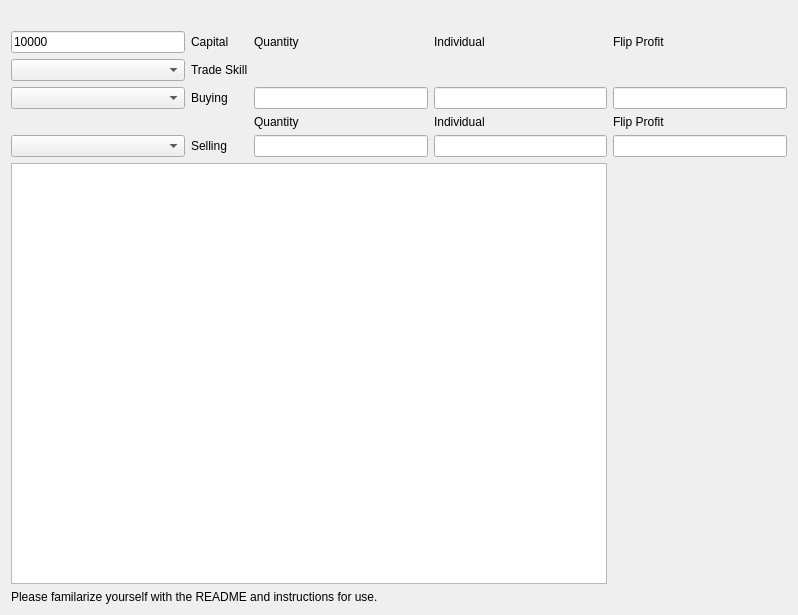
The window that config/NW_TP3.ui (rjbrown2/NWTP) describes before a commit, drawn with Qt 5.
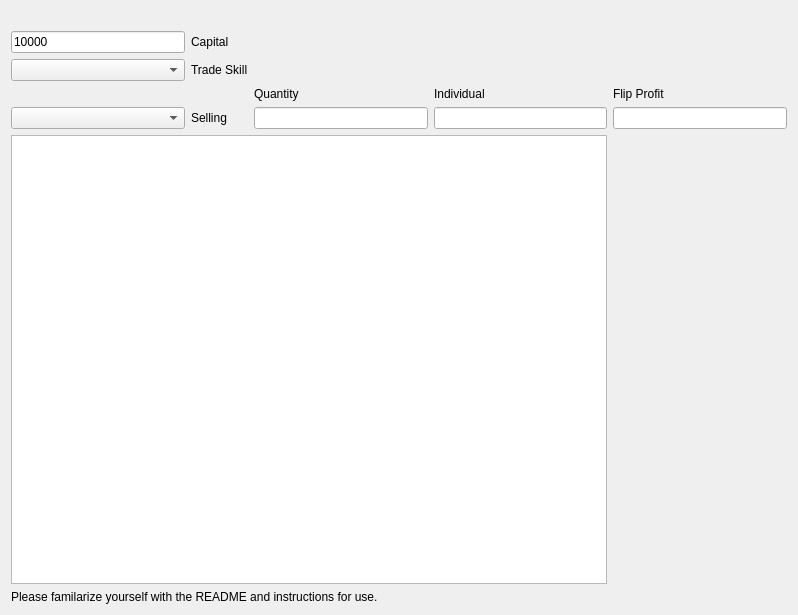
The same window after the commit. Icons and pictures are not drawn.

What changed in the file:
```diff
--- a/config/NW_TP3.ui
+++ b/config/NW_TP3.ui
@@ -24,44 +24,13 @@
     <normaloff>../resources/NW-coins-96x.ico</normaloff>../resources/NW-coins-96x.ico</iconset>
   </property>
   <layout class="QGridLayout" name="gridLayout">
-   <item row="1" column="2">
-    <widget class="QLabel" name="buy_quantity_label">
-     <property name="text">
-      <string>Quantity</string>
-     </property>
-    </widget>
-   </item>
-   <item row="1" column="3">
-    <widget class="QLabel" name="buy_individual_label">
-     <property name="text">
-      <string>Individual</string>
-     </property>
-    </widget>
-   </item>
-   <item row="4" column="3">
-    <widget class="QLabel" name="sell_individual_label">
-     <property name="text">
-      <string>Individual</string>
-     </property>
-    </widget>
-   </item>
-   <item row="1" column="1">
-    <widget class="QLabel" name="capital_label">
-     <property name="text">
-      <string>Capital</string>
-     </property>
-    </widget>
-   </item>
-   <item row="4" column="2">
+   <item row="3" column="2">
     <widget class="QLabel" name="sell_quantity_label">
      <property name="text">
       <string>Quantity</string>
      </property>
     </widget>
    </item>
-   <item row="3" column="4">
-    <widget class="QLineEdit" name="buyFlip"/>
-   </item>
    <item row="1" column="0">
     <widget class="QLineEdit" name="Capital">
      <property name="text">
@@ -69,23 +38,34 @@
      </property>
     </widget>
    </item>
-   <item row="5" column="4">
-    <widget class="QLineEdit" name="sellFlip"/>
-   </item>
    <item row="3" column="3">
-    <widget class="QLineEdit" name="buyIndividual"/>
+    <widget class="QLabel" name="sell_individual_label">
+     <property name="text">
+      <string>Individual</string>
+     </property>
+    </widget>
    </item>
-   <item row="5" column="3">
-    <widget class="QLineEdit" name="sellIndividual"/>
+   <item row="1" column="1">
+    <widget class="QLabel" name="capital_label">
+     <property name="text">
+      <string>Capital</string>
+     </property>
+    </widget>
    </item>
-   <item row="7" column="0" colspan="5">
+   <item row="4" column="4">
+    <widget class="QLineEdit" name="sellFlip"/>
+   </item>
+   <item row="6" column="0" colspan="5">
     <widget class="QLabel" name="text_info">
      <property name="text">
       <string>Please familarize yourself with the README and instructions for use.  </string>
      </property>
     </widget>
    </item>
-   <item row="6" column="4">
+   <item row="4" column="3">
+    <widget class="QLineEdit" name="sellIndividual"/>
+   </item>
+   <item row="5" column="4">
     <widget class="QLabel" name="label">
      <property name="text">
       <string/>
@@ -101,53 +81,29 @@
      </property>
     </widget>
    </item>
-   <item row="3" column="2">
-    <widget class="QLineEdit" name="buyQuantity">
-     <property name="text">
-      <string/>
-     </property>
-    </widget>
-   </item>
-   <item row="6" column="0" colspan="4">
+   <item row="5" column="0" colspan="4">
     <widget class="QTreeView" name="debugTreeView"/>
    </item>
-   <item row="1" column="4">
-    <widget class="QLabel" name="buy_flip_label">
-     <property name="text">
-      <string>Flip Profit</string>
-     </property>
-    </widget>
-   </item>
-   <item row="5" column="2">
+   <item row="4" column="2">
     <widget class="QLineEdit" name="sellQuantity"/>
    </item>
-   <item row="3" column="1">
-    <widget class="QLabel" name="buy_label">
-     <property name="text">
-      <string>Buying</string>
-     </property>
-    </widget>
-   </item>
-   <item row="4" column="4">
+   <item row="3" column="4">
     <widget class="QLabel" name="sell_flip_label">
      <property name="text">
       <string>Flip Profit</string>
      </property>
     </widget>
    </item>
-   <item row="3" column="0">
-    <widget class="QComboBox" name="buy_comboBox"/>
-   </item>
-   <item row="5" column="0">
-    <widget class="QComboBox" name="sell_comboBox"/>
-   </item>
-   <item row="5" column="1">
+   <item row="4" column="1">
     <widget class="QLabel" name="sell_label">
      <property name="text">
       <string>Selling</string>
      </property>
     </widget>
    </item>
+   <item row="4" column="0">
+    <widget class="QComboBox" name="sell_comboBox"/>
+   </item>
    <item row="0" column="2">
     <spacer name="verticalSpacer">
      <property name="orientation">
```
